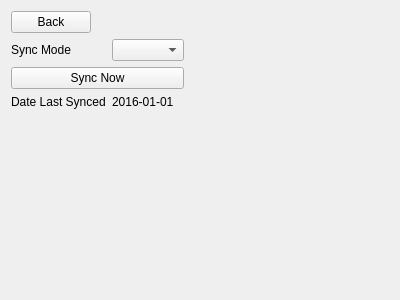
The window that views/settingsview.ui (Vermont-EPSCoR/Macroinvertebrates) describes before a commit, drawn with Qt 5.
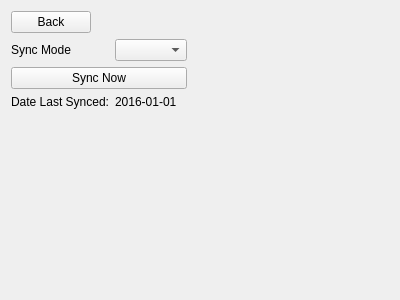
The same window after the commit.

```diff
--- a/views/settingsview.ui
+++ b/views/settingsview.ui
@@ -62,7 +62,7 @@
        <item row="2" column="0">
         <widget class="QLabel" name="label_2">
          <property name="text">
-          <string>Date Last Synced</string>
+          <string>Date Last Synced:</string>
          </property>
         </widget>
        </item>
```
